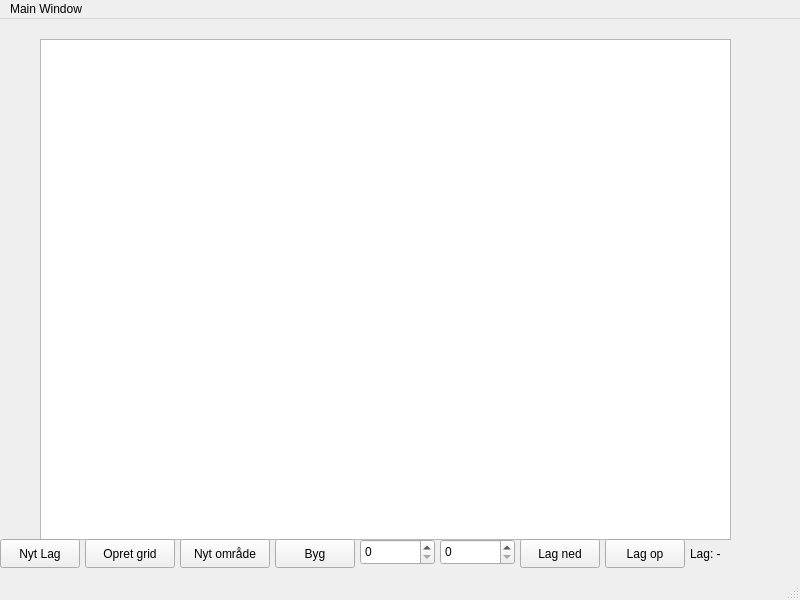
Old version of the form GUI/GUI/mainwindow.ui in the repository gulleh5002-spec/semestor-projekt-2.
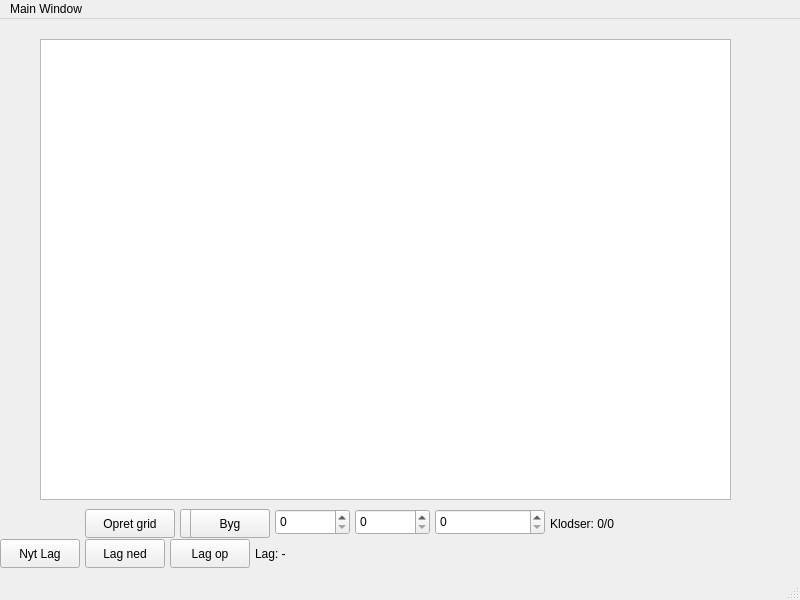
New version of the form.

Commit message: Bygge regler for antal klodser

```diff
--- a/GUI/GUI/mainwindow.ui
+++ b/GUI/GUI/mainwindow.ui
@@ -20,7 +20,7 @@
       <x>40</x>
       <y>20</y>
       <width>691</width>
-      <height>501</height>
+      <height>461</height>
      </rect>
     </property>
    </widget>
@@ -52,7 +52,7 @@
     <property name="geometry">
      <rect>
       <x>85</x>
-      <y>520</y>
+      <y>490</y>
       <width>90</width>
       <height>29</height>
      </rect>
@@ -65,7 +65,7 @@
     <property name="geometry">
      <rect>
       <x>180</x>
-      <y>520</y>
+      <y>490</y>
       <width>90</width>
       <height>29</height>
      </rect>
@@ -77,8 +77,8 @@
    <widget class="QSpinBox" name="spinBoxWitdh">
     <property name="geometry">
      <rect>
-      <x>360</x>
-      <y>520</y>
+      <x>275</x>
+      <y>490</y>
       <width>75</width>
       <height>26</height>
      </rect>
@@ -87,8 +87,8 @@
    <widget class="QSpinBox" name="spinBoxHeight">
     <property name="geometry">
      <rect>
-      <x>440</x>
-      <y>520</y>
+      <x>355</x>
+      <y>490</y>
       <width>75</width>
       <height>26</height>
      </rect>
@@ -97,7 +97,7 @@
    <widget class="QPushButton" name="pushButtonPreviousLayer">
     <property name="geometry">
      <rect>
-      <x>520</x>
+      <x>85</x>
       <y>520</y>
       <width>80</width>
       <height>29</height>
@@ -110,7 +110,7 @@
    <widget class="QPushButton" name="pushButtonNextLayer">
     <property name="geometry">
      <rect>
-      <x>605</x>
+      <x>170</x>
       <y>520</y>
       <width>80</width>
       <height>29</height>
@@ -123,7 +123,7 @@
    <widget class="QLabel" name="labelCurrentLayer">
     <property name="geometry">
      <rect>
-      <x>690</x>
+      <x>255</x>
       <y>520</y>
       <width>90</width>
       <height>29</height>
@@ -136,8 +136,8 @@
    <widget class="QPushButton" name="pushButtonBuild">
     <property name="geometry">
      <rect>
-      <x>275</x>
-      <y>520</y>
+      <x>190</x>
+      <y>490</y>
       <width>80</width>
       <height>29</height>
      </rect>
@@ -146,6 +146,29 @@
      <string>Byg</string>
     </property>
    </widget>
+   <widget class="QSpinBox" name="spinBoxAvailableBlocks">
+    <property name="geometry">
+     <rect>
+      <x>435</x>
+      <y>490</y>
+      <width>110</width>
+      <height>26</height>
+     </rect>
+    </property>
+   </widget>
+   <widget class="QLabel" name="labelBlockCount">
+    <property name="geometry">
+     <rect>
+      <x>550</x>
+      <y>490</y>
+      <width>160</width>
+      <height>29</height>
+     </rect>
+    </property>
+    <property name="text">
+     <string>Klodser: 0/0</string>
+    </property>
+   </widget>
   </widget>
   <widget class="QMenuBar" name="menubar">
    <property name="geometry">
```
The commit also changes 8 other files.
